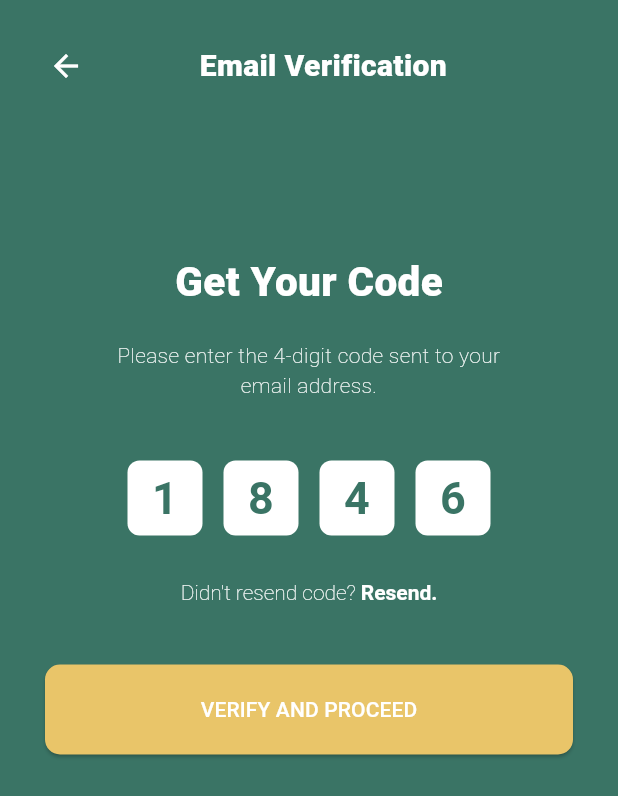
After one commit to KaelNierras/vis_can_learn, a Flutter app: the EmailVerification screen opened directly, on a phone screen of 412 x 824 dp. The commit adds this screen. Shown: the top 796 px of the screen. Run offline on Flutter 3.47's test engine with Material 3 defaults, Android fonts, the light colour scheme and no system bars; our stand-ins replace firebase_core, flutter_native_splash, flutter_slidable, shared_preferences; accounts and stored records are empty.

Commit message:
Email Verification, Forgot Password and Reset Password Screens Completed
Email Verification, Forgot Password and Reset Password Screens Completed, need backend for clickable texts like, "Log In" and "Resend"

```diff
--- /dev/null
+++ b/lib/features/dashboard/views/email_verification.dart
@@ -0,0 +1,163 @@
+import 'package:flutter/material.dart';
+import 'package:vis_can_learn/theme/custom_colors.dart';
+import 'package:flutter/gestures.dart';
+
+class EmailVerification extends StatefulWidget {
+  const EmailVerification({super.key});
+
+  @override
+  State<EmailVerification> createState() => _EmailVerificationState();
+}
+
+class _EmailVerificationState extends State<EmailVerification> {
+  // List to hold the numbers displayed in each box
+  List<int> numbers = [1, 8, 4, 6];
+
+  @override
+  Widget build(BuildContext context) {
+    return Scaffold(
+      body: Container(
+        width: MediaQuery.of(context).size.width, // Set the width to 100%
+        decoration: const BoxDecoration(
+          color: background,
+        ),
+        child: Column(
+          mainAxisAlignment: MainAxisAlignment.start,
+          crossAxisAlignment: CrossAxisAlignment.start,
+          children: [
+            Row(
+              children: [
+                Padding(
+                  padding: const EdgeInsets.only(top: 20, left: 20),
+                  child: IconButton(
+                    icon: Icon(Icons.arrow_back),
+                    color: Colors.white,
+                    onPressed: () {
+                      // Add functionality for the back button here
+                    },
+                  ),
+                ),
+                Expanded(
+                  child: Center(
+                    child: Padding(
+                      padding: const EdgeInsets.only(left: 20, top: 20, right: 69),
+                      child: Text(
+                        'Email Verification',
+                        style: TextStyle(
+                          color: Colors.white,
+                          fontSize: 20,
+                          fontWeight: FontWeight.w800,
+                        ),
+                      ),
+                    ),
+                  ),
+                ),
+              ],
+            ),
+            Center(
+              child: Padding(
+                padding: const EdgeInsets.only(top: 100),
+                child: const Text(
+                  "Get Your Code",
+                  style: TextStyle(
+                    color: Colors.white,
+                    fontSize: 27,
+                    fontWeight: FontWeight.w900,
+                  ),
+                ),
+              ),
+            ),
+            Center(
+              child: Padding(
+                padding: const EdgeInsets.only(top: 20),
+                child: Text(
+                  "Please enter the 4-digit code sent to your \nemail address.",
+                  textAlign: TextAlign.center,
+                  style: TextStyle(
+                    color: Colors.white,
+                    fontSize: 14,
+                    fontWeight: FontWeight.w200,
+                  ),
+                ),
+              ),
+            ),
+            Center(
+              child: Padding(
+                padding: const EdgeInsets.only(top: 40),
+                child: Row(
+                  mainAxisAlignment: MainAxisAlignment.center,
+                  children: List.generate(4, (index) {
+                    return Padding(
+                      padding: const EdgeInsets.symmetric(horizontal: 7),
+                      child: Container(
+                        width: 50,
+                        height: 50,
+                        decoration: BoxDecoration(
+                          color: Colors.white, // Background color
+                          borderRadius: BorderRadius.circular(8), // Rounded corners
+                        ),
+                        child: Center(
+                          child: Text(
+                            numbers[index].toString(), // Number in the box
+                            style: TextStyle(
+                              color: background, // Text color
+                              fontSize: 30,
+                              fontWeight: FontWeight.bold,
+                            ),
+                          ),
+                        ),
+                      ),
+                    );
+                  }),
+                ),
+              ),
+            ),
+
+            Center(
+              child: Padding(
+                padding: const EdgeInsets.only(top: 30),
+                child: RichText(
+                  textAlign: TextAlign.center,
+                  text: TextSpan(
+                    text: "Didn't resend code? ",
+                    style: TextStyle(
+                      color: Colors.white,
+                      fontSize: 14,
+                      fontWeight: FontWeight.w200,
+                    ),
+                    children: <TextSpan>[
+                      TextSpan(
+                        text: "Resend.",
+                        style: TextStyle(
+                          color: Colors.white, // Color for the clickable text
+                          fontWeight: FontWeight.bold,
+                        ),
+                        recognizer: TapGestureRecognizer()
+                          ..onTap = () {
+                            // Handle the tap event
+                          },
+                      ),
+                    ],
+                  ),
+                ),
+              ),
+            ),
+
+            Padding(
+              padding: const EdgeInsets.only(top: 40, right: 30, left: 30, bottom: 20),
+              child: SizedBox(
+                width: MediaQuery.of(context).size.width - 60,
+                child: ElevatedButton(
+                  onPressed: () {
+                    // Respond to button press
+                  },
+                  child: const Text('VERIFY AND PROCEED'),
+                ),
+              ),
+            ),
+          ],
+        ),
+      ),
+    );
+  }
+}
--- a/lib/main.dart
+++ b/lib/main.dart
@@ -3,8 +3,11 @@ import 'package:firebase_core/firebase_core.dart';
 import 'package:flutter_native_splash/flutter_native_splash.dart';
 import 'package:vis_can_learn/features/dashboard/views/cards_screen.dart';
 import 'package:vis_can_learn/features/dashboard/views/create_set.dart';
+import 'package:vis_can_learn/features/dashboard/views/email_verification.dart';
+import 'package:vis_can_learn/features/dashboard/views/forgot_password.dart';
 import 'package:vis_can_learn/features/dashboard/views/full_card_view.dart';
 import 'package:vis_can_learn/features/dashboard/views/library_screen.dart';
+import 'package:vis_can_learn/features/dashboard/views/reset_password.dart';
 import 'package:vis_can_learn/features/dashboard/views/search_screen.dart';
 
 import 'firebase_options.dart';
@@ -55,7 +58,7 @@ class _MyAppState extends State<MyApp> {
       debugShowCheckedModeBanner: false,
       title: 'VisCanLearn',
       theme: lightTheme,
-      home: isViewed != 0 ? const OnboardingScreen() : isLogged != 0? const FullCardView(): const FullCardView(),
+      home: isViewed != 0 ? const OnboardingScreen() : isLogged != 0? const ResetPassword(): const ResetPassword(),
     );
   }
 }
```
Also changed, not shown: lib/features/dashboard/views/forgot_password.dart (added, +151 -0 lines), lib/features/dashboard/views/reset_password.dart (added, +127 -0 lines).
